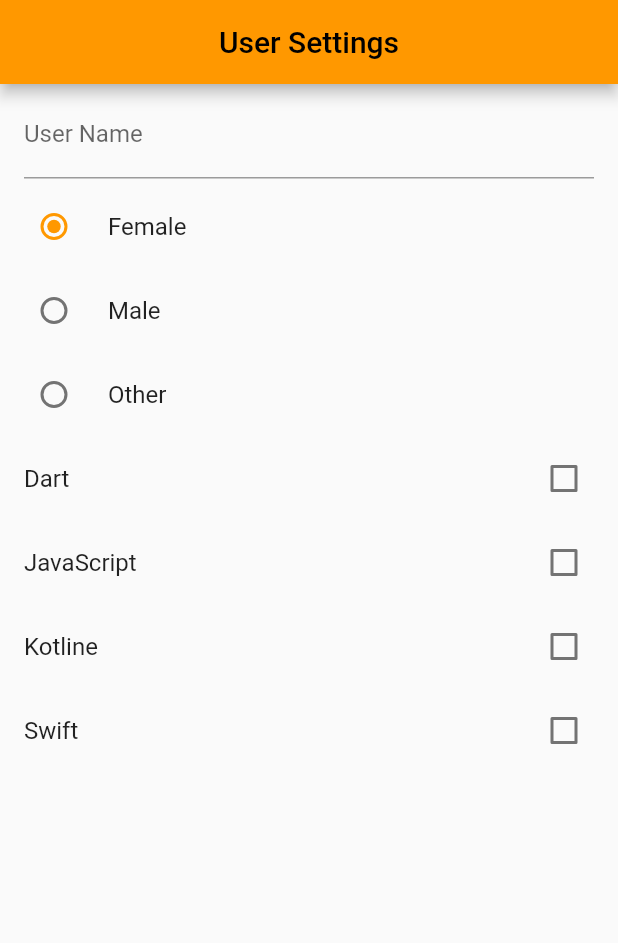
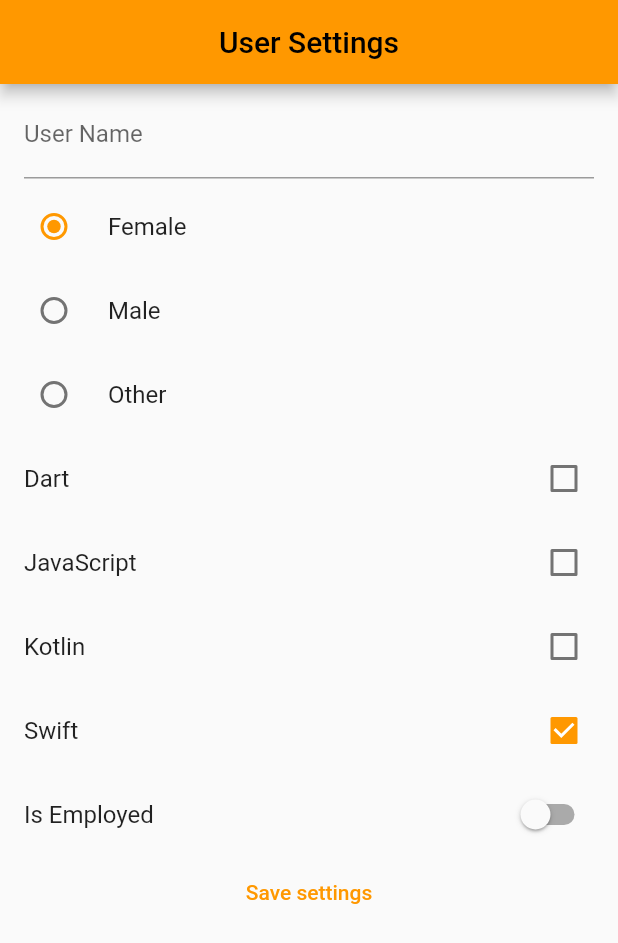
Before and after one commit to RRKawchar/shared_preference_app, a Flutter app: the screen it shows after launch, after a tap on "Swift", on a phone screen of 412 x 824 dp. Shown: the top 943 px of the screen. Run offline on Flutter 3.47's test engine with Material 2 defaults, Android fonts, the phone set to English and light mode, and no system bars; our stand-ins replace shared_preferences.

Commit message:
store TextField,RadioListTile,CheckBoxListTile and Switch using Shared_preferences

```diff
--- a/lib/shared_pre_demo2/model/model.dart
+++ b/lib/shared_pre_demo2/model/model.dart
@@ -1,3 +1,14 @@
 enum Gender{FEMALE,MALE,OTHER}
 
 enum ProgrammingLanguage{DART,JAVASCRIPT,KOTLIN,SWIFT}
+
+class Settings{
+  final String? userName;
+  final Gender? gender;
+  final Set<ProgrammingLanguage>? programmingLanguage;
+  final bool? isEmployed;
+
+
+  Settings({this.userName,this.gender,this.programmingLanguage,this.isEmployed});
+
+}
--- /dev/null
+++ b/lib/shared_pre_demo2/preferences/preferences_service.dart
@@ -0,0 +1,38 @@
+import 'package:shared_preference_app/global/global.dart';
+import 'package:shared_preference_app/shared_pre_demo2/model/model.dart';
+import 'package:shared_preferences/shared_preferences.dart';
+
+class PreferencesServices {
+  Future saveSettings(Settings settings) async {
+    pref = await SharedPreferences.getInstance();
+
+    await pref!.setString("username", settings.userName!);
+    await pref!.setBool("isEmployed", settings.isEmployed!);
+    await pref!.setInt("gender", settings.gender!.index);
+    await pref!.setStringList('programmingLanguage',
+        settings.programmingLanguage!.map((e) => e.index.toString()).toList());
+
+
+    print("Save setting");
+  }
+
+  Future<Settings> getSettings()async{
+
+    pref=await SharedPreferences.getInstance();
+
+    final username=pref!.getString("username");
+    final isEmployed=pref!.getBool('isEmployed');
+    final gender=Gender.values[pref!.getInt('gender')??0];
+
+    final programmingLanguagesIndicies=pref!.getStringList('programmingLanguage');
+    final programmingLanguages=programmingLanguagesIndicies!.map((stringIndex) =>
+    ProgrammingLanguage.values[int.parse(stringIndex)]).toSet();
+
+    return Settings(
+      userName: username,
+      gender: gender,
+      isEmployed: isEmployed,
+      programmingLanguage: programmingLanguages,
+    );
+  }
+}
--- a/lib/shared_pre_demo2/views/demo2_home_screen.dart
+++ b/lib/shared_pre_demo2/views/demo2_home_screen.dart
@@ -1,4 +1,7 @@
 import 'package:flutter/material.dart';
+import 'package:shared_preference_app/global/global.dart';
+import 'package:shared_preference_app/shared_pre_demo2/preferences/preferences_service.dart';
+import 'package:shared_preferences/shared_preferences.dart';
 
 import '../model/model.dart';
 
@@ -11,9 +14,45 @@ class Demo2HomeScreen extends StatefulWidget {
 
 class _Demo2HomeScreenState extends State<Demo2HomeScreen> {
 
+  final preferencesServices=PreferencesServices();
+
   final nameController=TextEditingController();
   var _selectedGender=Gender.FEMALE;
   var _selectedProgramingLanguage=<ProgrammingLanguage>{};
+  bool _isEmployed=false;
+
+
+    void _populateFields()async{
+      final settings=await preferencesServices.getSettings();
+      setState(() {
+        nameController.text=settings.userName!;
+        _selectedGender=settings.gender!;
+        _selectedProgramingLanguage=settings.programmingLanguage!;
+        _isEmployed=settings.isEmployed!;
+      });
+    }
+
+  showData()async{
+    pref=await SharedPreferences.getInstance();
+
+    String? name =pref!.getString('username');
+   bool? isemployed= pref!.getBool('isEmployed');
+   int? gen= pref!.getInt('gender');
+   List<String>? proLanguag= pref!.getStringList('programmingLanguage');
+
+   print(name);
+
+   print(isemployed);
+   print(gen);
+   print(proLanguag);
+
+  }
+
+  @override
+  void initState() {
+  _populateFields();
+    super.initState();
+  }
 
   @override
   Widget build(BuildContext context) {
@@ -28,7 +67,7 @@ class _Demo2HomeScreenState extends State<Demo2HomeScreen> {
             title: TextField(
 
               controller: nameController,
-              decoration: InputDecoration(
+              decoration:const InputDecoration(
                 labelText: "User Name"
               ),
             ),
@@ -68,43 +107,74 @@ class _Demo2HomeScreenState extends State<Demo2HomeScreen> {
           ),
 
           CheckboxListTile(
-            title: Text("Dart"),
+            title:const Text("Dart"),
               value: _selectedProgramingLanguage.contains(ProgrammingLanguage.DART),
               onChanged: (newChange){
               setState(() {
-
+              _selectedProgramingLanguage.contains(ProgrammingLanguage.DART)?
+              _selectedProgramingLanguage.remove(ProgrammingLanguage.DART):
+              _selectedProgramingLanguage.add(ProgrammingLanguage.DART);
               });
               }
           ),
           CheckboxListTile(
-              title: Text("JavaScript"),
-              value: _selectedProgramingLanguage.contains(ProgrammingLanguage.DART),
+              title:const Text("JavaScript"),
+              value: _selectedProgramingLanguage.contains(ProgrammingLanguage.JAVASCRIPT),
               onChanged: (newChange){
                 setState(() {
-
+                  _selectedProgramingLanguage.contains(ProgrammingLanguage.JAVASCRIPT)?
+                  _selectedProgramingLanguage.remove(ProgrammingLanguage.JAVASCRIPT):
+                  _selectedProgramingLanguage.add(ProgrammingLanguage.JAVASCRIPT);
                 });
               }
           ),
           CheckboxListTile(
-              title: Text("Kotline"),
-              value: _selectedProgramingLanguage.contains(ProgrammingLanguage.DART),
+              title:const Text("Kotlin"),
+              value: _selectedProgramingLanguage.contains(ProgrammingLanguage.KOTLIN),
               onChanged: (newChange){
                 setState(() {
-
+                  _selectedProgramingLanguage.contains(ProgrammingLanguage.KOTLIN)?
+                  _selectedProgramingLanguage.remove(ProgrammingLanguage.KOTLIN):
+                  _selectedProgramingLanguage.add(ProgrammingLanguage.KOTLIN);
                 });
               }
           ),
           CheckboxListTile(
-              title: Text("Swift"),
-              value: _selectedProgramingLanguage.contains(ProgrammingLanguage.DART),
+              title:const Text("Swift"),
+              value: _selectedProgramingLanguage.contains(ProgrammingLanguage.SWIFT),
               onChanged: (newChange){
                 setState(() {
-                 _selectedProgramingLanguage=newChange as Set<ProgrammingLanguage>;
+                  _selectedProgramingLanguage.contains(ProgrammingLanguage.SWIFT)?
+                  _selectedProgramingLanguage.remove(ProgrammingLanguage.SWIFT):
+                  _selectedProgramingLanguage.add(ProgrammingLanguage.SWIFT);
                 });
               }
           ),
+
+          SwitchListTile(
+              title:const Text("Is Employed"),
+              value: _isEmployed, onChanged: (newValue){
+                setState(() {
+                  _isEmployed=newValue;
+                });
+
+          }),
+
+          TextButton(onPressed: _saveSettings, child:const Text("Save settings")),
         ],
       ),
     );
   }
+
+  void _saveSettings(){
+    final newSettings=Settings(
+      userName: nameController.text,
+      gender: _selectedGender,
+      programmingLanguage: _selectedProgramingLanguage,
+      isEmployed: _isEmployed
+    );
+
+    print(newSettings);
+    preferencesServices.saveSettings(newSettings);
+  }
 }
```
